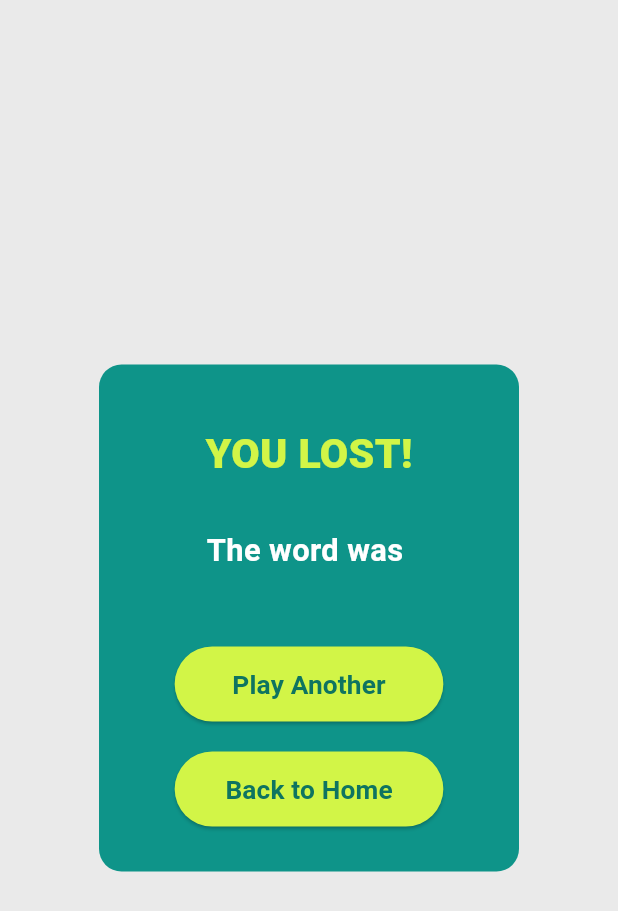
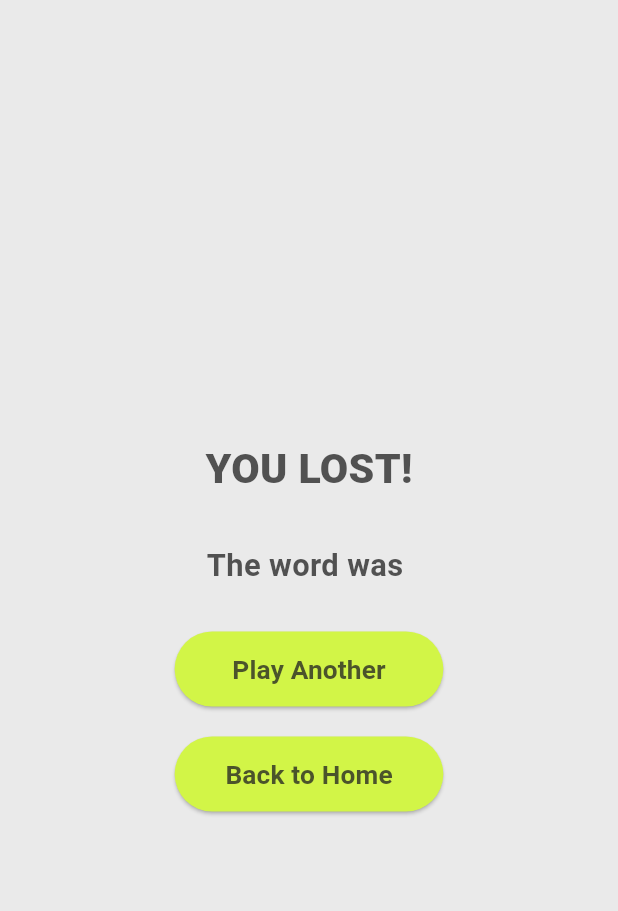
Before and after one commit to Siuumanth/Wordle-Flutter-app, a Flutter app: the LoserBox widget shown alone on an empty page, opened directly with empty values, on a phone screen of 412 x 824 dp. Shown: the top 911 px of the screen. Run offline on Flutter 3.47's test engine with Material 3 defaults, Android fonts, the phone set to English and light mode, and no system bars; our stand-ins replace connectivity_plus, firebase_auth, firebase_core, firebase_database, shared_preferences; accounts and stored records are empty; network calls fail; project files that could hold a hidden picture were left out.

Commit message:
fixed the dialog box themes and buttons for normal mode

```diff
--- a/lib/constants/theme.dart
+++ b/lib/constants/theme.dart
@@ -25,7 +25,7 @@ final ThemeData lightTheme = ThemeData(
 final ThemeData darkTheme = ThemeData(
   brightness: Brightness.dark,
   primaryColor: theme,
-  scaffoldBackgroundColor: const Color.fromARGB(232, 34, 34, 34),
+  scaffoldBackgroundColor: const Color.fromARGB(245, 34, 34, 34),
   appBarTheme: const AppBarTheme(color: theme),
   cardColor: const Color.fromARGB(195, 42, 42, 42),
   iconTheme: const IconThemeData(color: white),
--- a/lib/screens/gamescreen.dart
+++ b/lib/screens/gamescreen.dart
@@ -203,7 +203,7 @@ class _gameScreenState extends State<gameScreen> {
       builder: (BuildContext context) {
         return LoserBox(
           word: widget.word,
-          restart: widget.restart,
+          restart: startMadu,
           popmethod: widget.popmethod,
         );
       },
--- a/lib/util/DialogLoss.dart
+++ b/lib/util/DialogLoss.dart
@@ -22,7 +22,7 @@ class LoserBox extends StatelessWidget {
       shape: RoundedRectangleBorder(
         borderRadius: BorderRadius.circular(15.0),
       ),
-      backgroundColor: dialog1,
+      backgroundColor: Theme.of(context).scaffoldBackgroundColor,
       elevation: 16,
       child: Container(
         padding: const EdgeInsets.all(20.0),
@@ -34,7 +34,7 @@ class LoserBox extends StatelessWidget {
             Text(
               "YOU LOST!",
               style: TextStyle(
-                  color: lossColor,
+                  color: Theme.of(context).textTheme.bodyMedium!.color,
                   fontSize: screenHeight / 30,
                   fontWeight: FontWeight.w900),
             ),
@@ -42,12 +42,12 @@ class LoserBox extends StatelessWidget {
             Text(
               "The word was $word",
               style: TextStyle(
-                color: white,
+                color: Theme.of(context).textTheme.bodyMedium!.color,
                 fontSize: screenHeight / 40,
                 fontWeight: FontWeight.w700,
               ),
             ),
-            const SizedBox(height: 50),
+            const SizedBox(height: 30),
             SizedBox(
               height: 50,
               width: screenWidth / 2.3,
@@ -72,8 +72,7 @@ Widget dialogButtonloss(
     String text, double ht, double width, action, BuildContext context) {
   return ElevatedButton(
     style: ElevatedButton.styleFrom(
-        backgroundColor: lossColor,
-        foregroundColor: const Color.fromARGB(239, 1, 107, 98)),
+        backgroundColor: lossColor, foregroundColor: darkModebg),
     onPressed: () async {
       if (text == "Play Another") {
         Navigator.pop(context);
```
